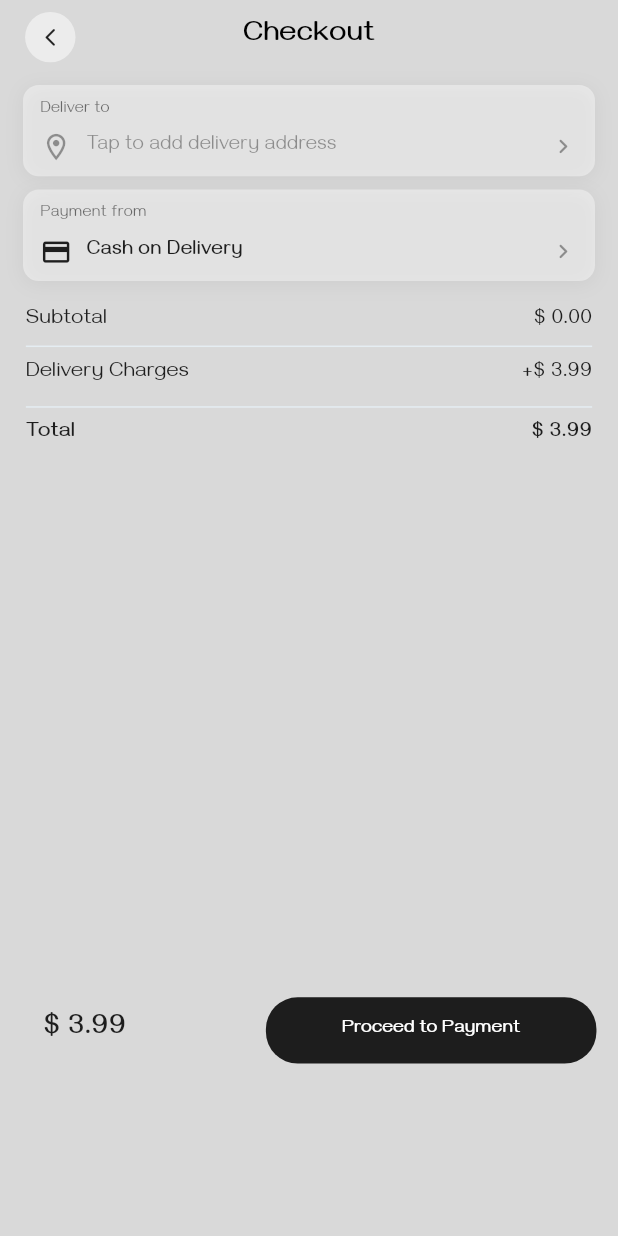
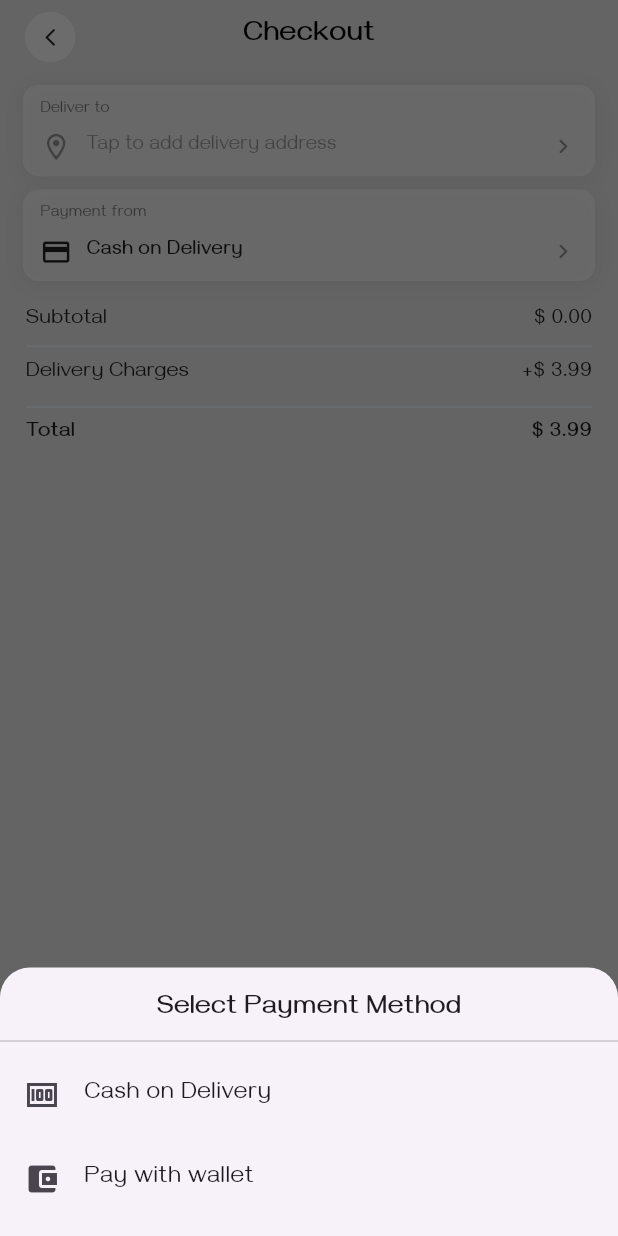
Before and after one commit to Galib-Mahmud/skin_care, a Flutter app: the CheckoutScreen screen opened by its route, after a tap on "Cash on Delivery", on a phone screen of 412 x 824 dp. Run offline on Flutter 3.47's test engine with Material 3 defaults, Android fonts, the phone set to English and light mode, and no system bars; our stand-ins replace flutter_screenutil, get, image_picker, readmore, shared_preferences; missing offline and left inert: pay; accounts and stored records are empty; network calls fail.

Commit message:
Add payment method selection to checkout screen and update state handling

```diff
--- a/lib/feature/shop/checkout_screen.dart
+++ b/lib/feature/shop/checkout_screen.dart
@@ -155,6 +155,7 @@ class _CheckoutScreenState extends State<CheckoutScreen> {
   Widget build(BuildContext context) {
     final c = Get.find<ShopController>();
 
+    String selectedPayment = 'Cash on Delivery';
     return Scaffold(
       appBar: CustomAppBar(title: 'Checkout'),
       body: Obx(() => Column(
@@ -177,12 +178,57 @@ class _CheckoutScreenState extends State<CheckoutScreen> {
                   onTap: _openAddressSheet,
                 ),
                 SizedBox(height: 10.h),
-                _SelectionCard(
-                  label: 'Payment from',
-                  leading: Icons.credit_card,
-                  value: 'Cash on Delivery',
-                  onTap: () {},
+
+          _SelectionCard(
+          label: 'Payment from',
+            leading: Icons.credit_card,
+            value: selectedPayment,
+            onTap: () {
+              showModalBottomSheet(
+                context: context,
+                shape: const RoundedRectangleBorder(
+                  borderRadius: BorderRadius.vertical(top: Radius.circular(20)),
                 ),
+                builder: (context) {
+                  return Column(
+                    mainAxisSize: MainAxisSize.min,
+                    children: [
+                      const SizedBox(height: 15),
+                      const Text(
+                        "Select Payment Method",
+                        style: TextStyle(fontSize: 18, fontWeight: FontWeight.bold),
+                      ),
+                      const Divider(),
+
+                      ListTile(
+                        leading: const Icon(Icons.money),
+                        title: const Text("Cash on Delivery"),
+                        onTap: () {
+                          setState(() {
+                            selectedPayment = "Cash on Delivery";
+                          });
+                          Navigator.pop(context);
+                        },
+                      ),
+
+                      ListTile(
+                        leading: const Icon(Icons.account_balance_wallet),
+                        title: const Text("Pay with wallet"),
+                        onTap: () {
+                          setState(() {
+                            selectedPayment = "Bkash";
+                          });
+                          Navigator.pop(context);
+                        },
+                      ),
+
+                      const SizedBox(height: 10),
+                    ],
+                  );
+                },
+              );
+            },
+          ),
               ],
             ),
           ),
--- a/lib/feature/shop/controller/shop_controller.dart
+++ b/lib/feature/shop/controller/shop_controller.dart
@@ -221,43 +221,6 @@ class ShopController extends GetxController {
     }
   }
 
-  // ──────────────────────────────────────────────────────────────────
-  // GET /api/v1/shop/products/active/?page=N
-  // ──────────────────────────────────────────────────────────────────
-  // Future<void> fetchProducts({bool loadMore = false}) async {
-  //   if (isLoadingProducts.value) return;
-  //   isLoadingProducts.value = true;
-  //   try {
-  //     final url = loadMore && nextPageUrl.value.isNotEmpty
-  //         ? nextPageUrl.value
-  //         : '/api/v1/shop/products/active/';
-  //
-  //     final res = await _api.get(url, requiresAuth: false);
-  //     if (res is Map<String, dynamic>) {
-  //       totalCount.value  = res['count'] ?? 0;
-  //       nextPageUrl.value = res['next'] ?? '';
-  //       hasMore.value     = nextPageUrl.value.isNotEmpty;
-  //
-  //       final list = (res['results'] as List? ?? [])
-  //           .map((j) => ProductModel.fromJson(j))
-  //           .toList();
-  //
-  //       if (loadMore) {
-  //         products.addAll(list);
-  //       } else {
-  //         products.value = list;
-  //       }
-  //       _applyFilter();
-  //     }
-  //   } on HttpException catch (e) {
-  //     print('❌ fetchProducts: ${e.message}');
-  //   } catch (e) {
-  //     print('❌ fetchProducts: $e');
-  //   } finally {
-  //     isLoadingProducts.value = false;
-  //   }
-  // }
-
   Future<void> fetchProducts({bool loadMore = false}) async {
     if (isLoadingProducts.value) return;
 
@@ -474,6 +437,7 @@ class ShopController extends GetxController {
         body: {
           'shipping_address': shippingAddress,
           'payment_method'  : paymentMethod,
+          'payment_response': 'sdfsdgdfgfdgf',
           'is_paid'         : false,
           'delivery_charges': '3.99',
           'order_items'     : orderItems,
```
